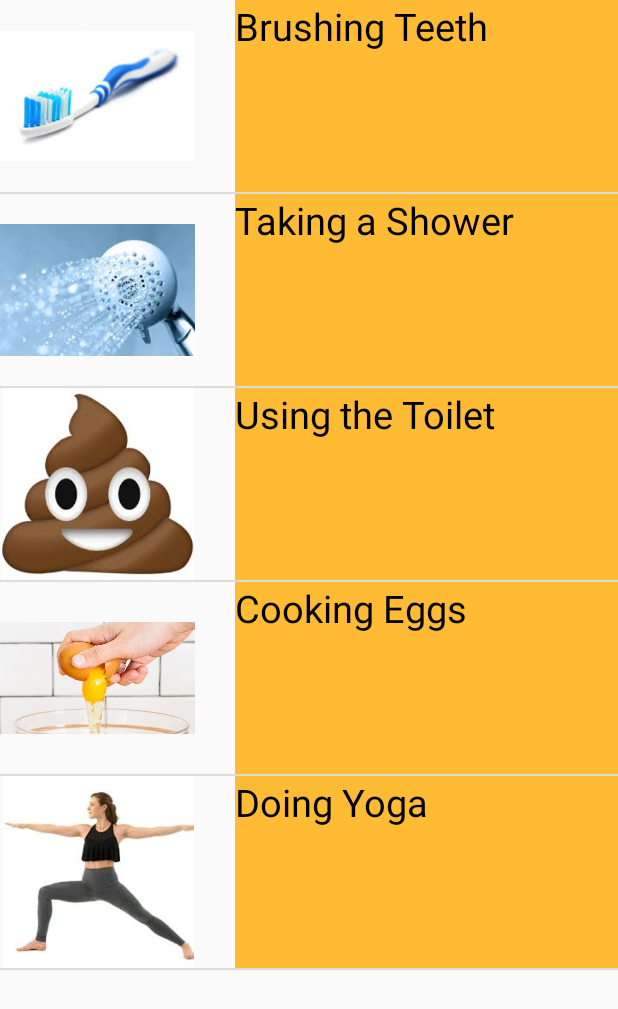
After one commit to athammana/WPIHack2019, an Android app: the taskList screen opened directly, with no data from a screen before it, on a phone screen of 412 x 824 dp. The commit adds this screen. Shown: the top 1009 px of the screen. Run offline under Robolectric (Android 15) with nearby library versions, the phone set to English and light mode, and no system bars.

Commit message:
Task List

```diff
--- a/app/src/main/AndroidManifest.xml
+++ b/app/src/main/AndroidManifest.xml
@@ -10,17 +10,20 @@
         android:supportsRtl="true"
         android:theme="@style/AppTheme">
         <activity
-            android:name=".routineList"
-            android:label="@string/title_activity_routine_list"
+            android:name=".taskList"
+            android:label="@string/title_activity_task_list"
             android:theme="@style/AppTheme.NoActionBar"
             android:exported="true"></activity>
-
+        <activity
+            android:name=".routineList"
+            android:exported="true"
+            android:label="@string/title_activity_routine_list"
+            android:theme="@style/AppTheme.NoActionBar" />
         <activity
             android:name=".AddingTask"
+            android:exported="true"
             android:label="@string/title_activity_adding_task"
-            android:theme="@style/AppTheme.NoActionBar"
-            android:exported="true"></activity>
-
+            android:theme="@style/AppTheme.NoActionBar" />
         <activity
             android:name=".MainActivity"
             android:label="@string/app_name"
--- /dev/null
+++ b/app/src/main/java/com/example/wpihack2019/taskList.java
@@ -0,0 +1,69 @@
+package com.example.wpihack2019;
+
+import android.os.Bundle;
+import android.support.design.widget.FloatingActionButton;
+import android.support.design.widget.Snackbar;
+import android.support.v7.app.AppCompatActivity;
+import android.support.v7.widget.Toolbar;
+import android.view.View;
+import android.view.ViewGroup;
+import android.widget.ImageView;
+import android.widget.ListView;
+import android.widget.BaseAdapter;
+import android.widget.TextView;
+
+public class taskList extends AppCompatActivity {
+
+    int [] IMAGES = {R.drawable.toothbrush, R.drawable.showering, R.drawable.poopemoji, R.drawable.breakfast, R.drawable.yoga};
+    //    int [] IMAGES = {R.drawable.morningagain, R.drawable.morningagain, R.drawable.morningagain, R.drawable.morningagain, R.drawable.morningagain};
+    String [] TASK_NAMES = {"Brushing Teeth", "Taking a Shower", "Using the Toilet", "Cooking Eggs", "Doing Yoga"};
+    //String [] ROUTINE_TASKS = {"Shower, Brush Teeth, Put on Clothes, Lock Door", "Shower, Brush Teeth, Put on Clothes, Lock Door", "Study, Break. Study",
+    //        "Thaw Chicken, Heat pans, Put pasta in pot, Cook chicken, Plate", "Get in Bed"};
+
+    @Override
+    protected void onCreate(Bundle savedInstanceState) {
+        super.onCreate(savedInstanceState);
+        setContentView(R.layout.activity_task_list);
+        Toolbar toolbar = findViewById(R.id.toolbar);
+        setSupportActionBar(toolbar);
+
+        ListView listView = (ListView) findViewById(R.id.listView);
+
+        CustomTaskAdapter customTaskAdapter = new CustomTaskAdapter();
+        listView.setAdapter(customTaskAdapter);
+
+    }
+
+    class CustomTaskAdapter extends BaseAdapter{
+
+        @Override
+        public int getCount() {
+            return TASK_NAMES.length;
+        }
+
+        @Override
+        public Object getItem(int position) {
+            return null;
+        }
+
+        @Override
+        public long getItemId(int position) {
+            return 0;
+        }
+
+        @Override
+        public View getView(int position, View convertView, ViewGroup parent) {
+
+            convertView = getLayoutInflater().inflate(R.layout.tasklayout, null);
+
+            ImageView imageView = (ImageView) convertView.findViewById(R.id.imageViewTask);
+            TextView textView_name = (TextView) convertView.findViewById(R.id.taskTitle);
+
+            imageView.setImageResource(IMAGES[position]);
+            textView_name.setText(TASK_NAMES[position]);
+
+            return convertView;
+        }
+    }
+
+}
--- /dev/null
+++ b/app/src/main/res/layout/activity_task_list.xml
@@ -0,0 +1,21 @@
+<?xml version="1.0" encoding="utf-8"?>
+<android.support.design.widget.CoordinatorLayout xmlns:android="http://schemas.android.com/apk/res/android"
+    xmlns:app="http://schemas.android.com/apk/res-auto"
+    xmlns:tools="http://schemas.android.com/tools"
+    android:layout_width="match_parent"
+    android:layout_height="match_parent"
+    tools:context=".taskList">
+
+    <ListView
+        android:layout_width="match_parent"
+        android:layout_height="match_parent"
+        android:id="@+id/listView"></ListView>
+
+    <android.support.design.widget.AppBarLayout
+        android:layout_width="match_parent"
+        android:layout_height="wrap_content"
+        android:theme="@style/AppTheme.AppBarOverlay"/>
+
+    <include layout="@layout/content_task_list" />
+
+</android.support.design.widget.CoordinatorLayout>
--- /dev/null
+++ b/app/src/main/res/layout/content_task_list.xml
@@ -0,0 +1,11 @@
+<?xml version="1.0" encoding="utf-8"?>
+<android.support.constraint.ConstraintLayout xmlns:android="http://schemas.android.com/apk/res/android"
+    xmlns:app="http://schemas.android.com/apk/res-auto"
+    xmlns:tools="http://schemas.android.com/tools"
+    android:layout_width="match_parent"
+    android:layout_height="match_parent"
+    app:layout_behavior="@string/appbar_scrolling_view_behavior"
+    tools:context=".taskList"
+    tools:showIn="@layout/activity_task_list">
+
+</android.support.constraint.ConstraintLayout>
--- /dev/null
+++ b/app/src/main/res/layout/tasklayout.xml
@@ -0,0 +1,35 @@
+<?xml version="1.0" encoding="utf-8"?>
+<RelativeLayout
+    xmlns:android="http://schemas.android.com/apk/res/android"
+    xmlns:app="http://schemas.android.com/apk/res-auto"
+    xmlns:tools="http://schemas.android.com/tools"
+    android:layout_width="match_parent"
+    android:layout_height="match_parent">
+
+    <ImageView
+        android:id="@+id/imageViewTask"
+        android:layout_width="130dp"
+        android:layout_height="128dp"
+        app:layout_constraintStart_toStartOf="parent"
+        app:layout_constraintTop_toTopOf="parent"
+        tools:srcCompat="@tools:sample/avatars[3]" />
+
+    <TextView
+        android:id="@+id/taskTitle"
+        android:layout_width="255dp"
+        android:layout_height="128dp"
+        android:layout_alignParentTop="true"
+        android:layout_alignParentEnd="true"
+        android:layout_alignParentRight="true"
+        android:layout_marginTop="0dp"
+        android:layout_marginEnd="0dp"
+        android:layout_marginRight="0dp"
+        android:background="@android:color/holo_orange_light"
+        android:text="TextView"
+        android:textColor="@android:color/black"
+        android:textSize="25sp"
+        app:layout_constraintEnd_toEndOf="parent"
+        app:layout_constraintHorizontal_bias="1.0"
+        app:layout_constraintStart_toEndOf="@+id/imageViewTask"
+        app:layout_constraintTop_toTopOf="parent" />
+</RelativeLayout>
--- a/app/src/main/res/values/strings.xml
+++ b/app/src/main/res/values/strings.xml
@@ -3,4 +3,5 @@
     <string name="action_settings">Settings</string>
     <string name="title_activity_routine_list">routineList</string>
     <string name="title_activity_adding_task">AddingTask</string>
+    <string name="title_activity_task_list">taskList</string>
 </resources>
```
Also changed, not shown: app/src/main/res/drawable/breakfast.jpg (added), app/src/main/res/drawable/poopemoji.jpg (added), app/src/main/res/drawable/showering.jpg (added), app/src/main/res/drawable/toothbrush.jpg (added), app/src/main/res/drawable/yoga.jpg (added).
